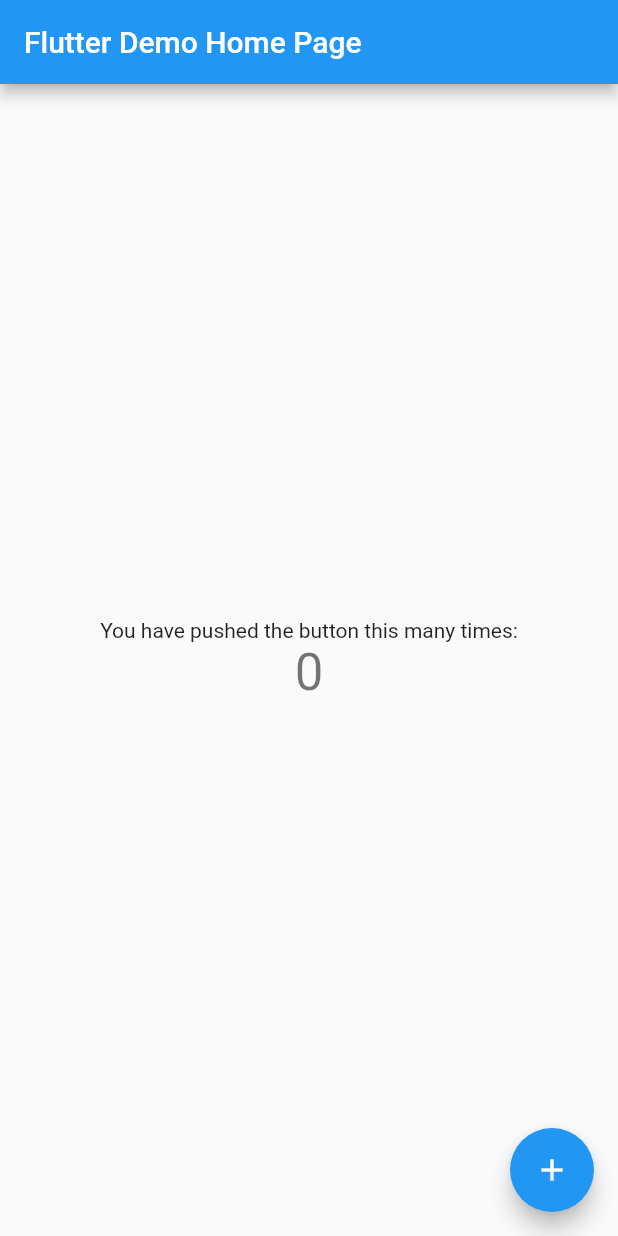
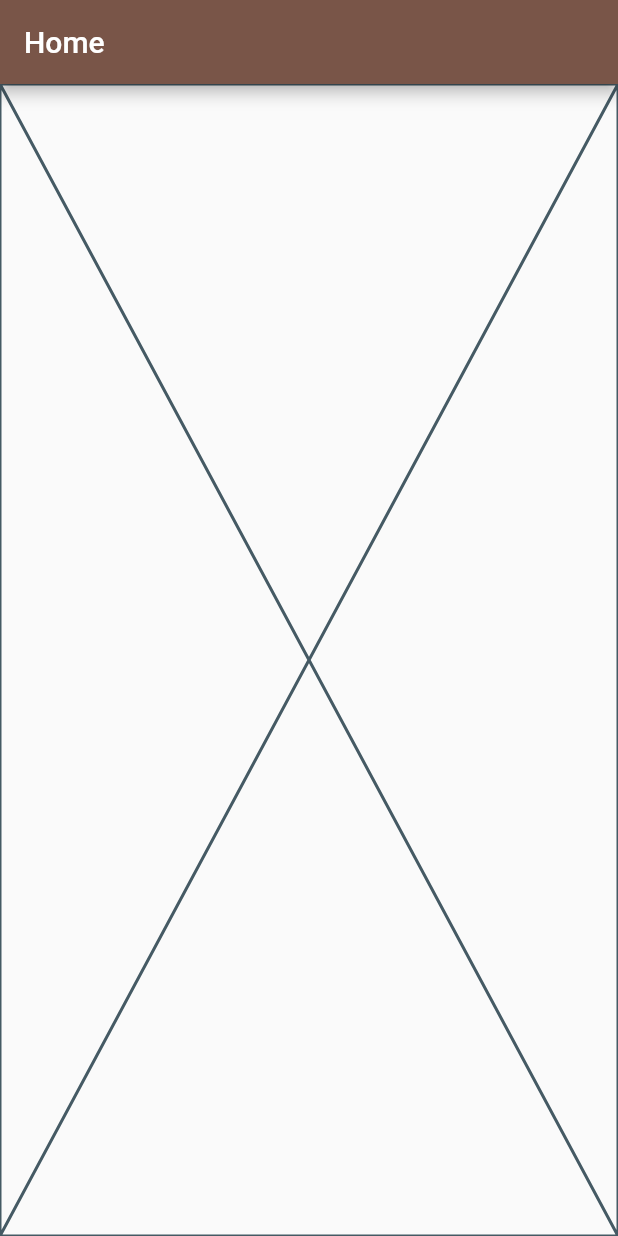
Before and after one commit to Akashiutchiha/fireBase, a Flutter app: the screen it shows after launch, on a phone screen of 412 x 824 dp. Run offline on Flutter 3.47's test engine with Material 2 defaults, Android fonts, the phone set to English and light mode, and no system bars.

Commit message:
lesson 3: Apps basic structure

```diff
--- /dev/null
+++ b/brew_crew/lib/Screens/authenticate/authenticate.dart
@@ -0,0 +1,17 @@
+import "package:flutter/material.dart";
+
+class Authenticate extends StatefulWidget {
+  const Authenticate({super.key});
+
+  @override
+  State<Authenticate> createState() => _AuthenticateState();
+}
+
+class _AuthenticateState extends State<Authenticate> {
+  @override
+  Widget build(BuildContext context) {
+    return const Placeholder(
+      child: Text("Authenticate"),
+    );
+  }
+}
--- /dev/null
+++ b/brew_crew/lib/Screens/home/home.dart
@@ -0,0 +1,15 @@
+import 'package:flutter/material.dart';
+
+class Home extends StatelessWidget {
+  const Home({super.key});
+
+  @override
+  Widget build(BuildContext context) {
+    return Scaffold(
+      appBar: AppBar(
+        title: Text('Home'),
+      ),
+      body: Placeholder(),
+    );
+  }
+}
--- /dev/null
+++ b/brew_crew/lib/Screens/wrapper.dart
@@ -0,0 +1,11 @@
+import 'package:flutter/material.dart';
+import 'package:brew_crew/Screens/home/home.dart';
+
+class Wrapper extends StatelessWidget {
+  const Wrapper({super.key});
+
+  @override
+  Widget build(BuildContext context) {
+    return const Home();
+  }
+}
--- a/brew_crew/lib/main.dart
+++ b/brew_crew/lib/main.dart
@@ -1,4 +1,5 @@
 import 'package:flutter/material.dart';
+import 'package:brew_crew/Screens/wrapper.dart';
 
 void main() {
   runApp(const MyApp());
@@ -11,105 +12,11 @@ class MyApp extends StatelessWidget {
   @override
   Widget build(BuildContext context) {
     return MaterialApp(
-      title: 'Flutter Demo',
+      title: 'Brew Crew',
       theme: ThemeData(
-        // This is the theme of your application.
-        //
-        // Try running your application with "flutter run". You'll see the
-        // application has a blue toolbar. Then, without quitting the app, try
-        // changing the primarySwatch below to Colors.green and then invoke
-        // "hot reload" (press "r" in the console where you ran "flutter run",
-        // or simply save your changes to "hot reload" in a Flutter IDE).
-        // Notice that the counter didn't reset back to zero; the application
-        // is not restarted.
-        primarySwatch: Colors.blue,
+        primarySwatch: Colors.brown,
       ),
-      home: const MyHomePage(title: 'Flutter Demo Home Page'),
+      home: const Wrapper(),
     );
   }
 }
-
-class MyHomePage extends StatefulWidget {
-  const MyHomePage({super.key, required this.title});
-
-  // This widget is the home page of your application. It is stateful, meaning
-  // that it has a State object (defined below) that contains fields that affect
-  // how it looks.
-
-  // This class is the configuration for the state. It holds the values (in this
-  // case the title) provided by the parent (in this case the App widget) and
-  // used by the build method of the State. Fields in a Widget subclass are
-  // always marked "final".
-
-  final String title;
-
-  @override
-  State<MyHomePage> createState() => _MyHomePageState();
-}
-
-class _MyHomePageState extends State<MyHomePage> {
-  int _counter = 0;
-
-  void _incrementCounter() {
-    setState(() {
-      // This call to setState tells the Flutter framework that something has
-      // changed in this State, which causes it to rerun the build method below
-      // so that the display can reflect the updated values. If we changed
-      // _counter without calling setState(), then the build method would not be
-      // called again, and so nothing would appear to happen.
-      _counter++;
-    });
-  }
-
-  @override
-  Widget build(BuildContext context) {
-    // This method is rerun every time setState is called, for instance as done
-    // by the _incrementCounter method above.
-    //
-    // The Flutter framework has been optimized to make rerunning build methods
-    // fast, so that you can just rebuild anything that needs updating rather
-    // than having to individually change instances of widgets.
-    return Scaffold(
-      appBar: AppBar(
-        // Here we take the value from the MyHomePage object that was created by
-        // the App.build method, and use it to set our appbar title.
-        title: Text(widget.title),
-      ),
-      body: Center(
-        // Center is a layout widget. It takes a single child and positions it
-        // in the middle of the parent.
-        child: Column(
-          // Column is also a layout widget. It takes a list of children and
-          // arranges them vertically. By default, it sizes itself to fit its
-          // children horizontally, and tries to be as tall as its parent.
-          //
-          // Invoke "debug painting" (press "p" in the console, choose the
-          // "Toggle Debug Paint" action from the Flutter Inspector in Android
-          // Studio, or the "Toggle Debug Paint" command in Visual Studio Code)
-          // to see the wireframe for each widget.
-          //
-          // Column has various properties to control how it sizes itself and
-          // how it positions its children. Here we use mainAxisAlignment to
-          // center the children vertically; the main axis here is the vertical
-          // axis because Columns are vertical (the cross axis would be
-          // horizontal).
-          mainAxisAlignment: MainAxisAlignment.center,
-          children: <Widget>[
-            const Text(
-              'You have pushed the button this many times:',
-            ),
-            Text(
-              '$_counter',
-              style: Theme.of(context).textTheme.headlineMedium,
-            ),
-          ],
-        ),
-      ),
-      floatingActionButton: FloatingActionButton(
-        onPressed: _incrementCounter,
-        tooltip: 'Increment',
-        child: const Icon(Icons.add),
-      ), // This trailing comma makes auto-formatting nicer for build methods.
-    );
-  }
-}
```
